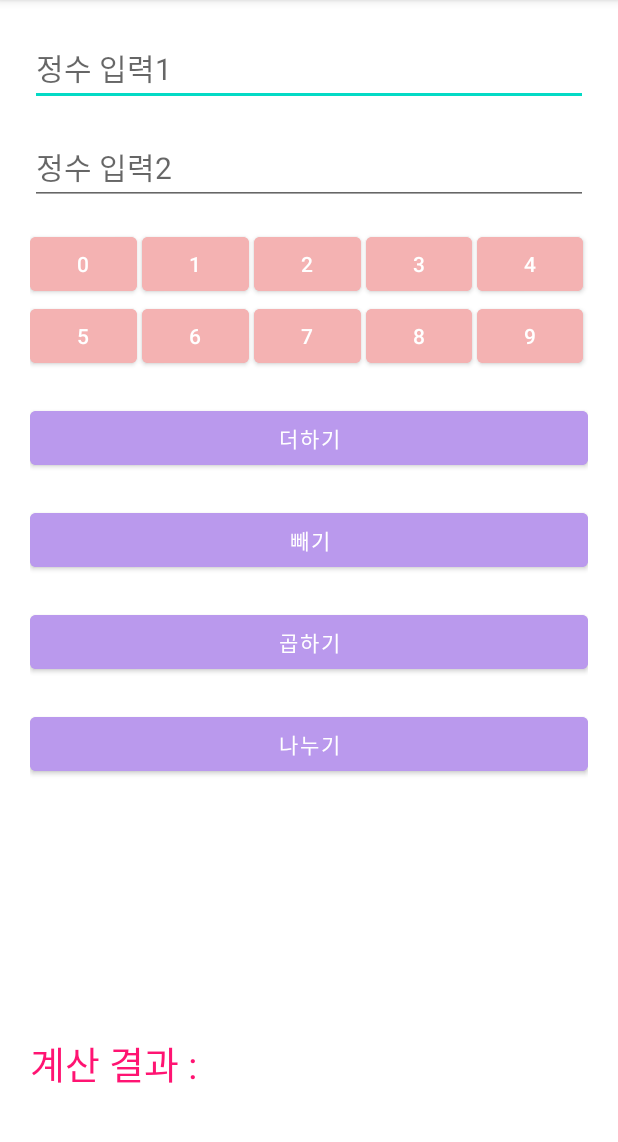
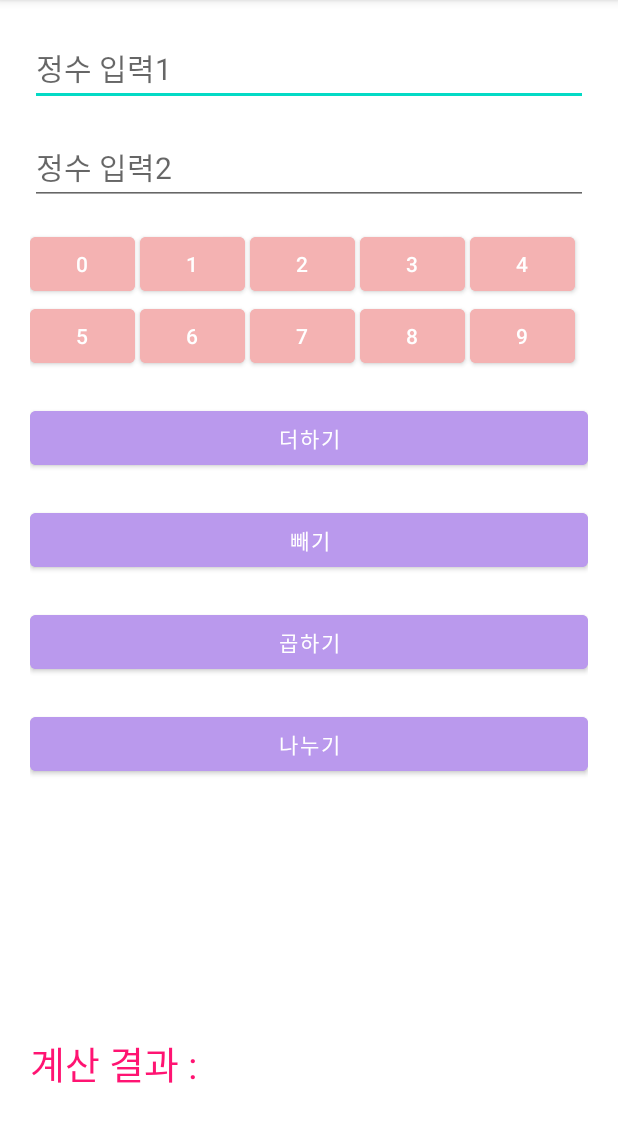
Before and after one commit to ggulbbang24/AndroidProject_0506_2, an Android app: the screen it shows after launch (MainActivity), on a phone screen of 412 x 824 dp, the part 84-1226 px from its top. Run offline under Robolectric (Android 15) with nearby library versions, the phone set to English and light mode, and no system bars.

Commit message:
테이블 레이아웃을 그리드 레이아웃으로 변경 (activity_main2.xml)

```diff
--- a/app/src/main/java/kr/ac/yeonsung3b/androidproject_0506_2/MainActivity.java
+++ b/app/src/main/java/kr/ac/yeonsung3b/androidproject_0506_2/MainActivity.java
@@ -19,7 +19,7 @@ public class MainActivity extends AppCompatActivity {
     @Override
     protected void onCreate(Bundle savedInstanceState) {
         super.onCreate(savedInstanceState);
-        setContentView(R.layout.activity_main);
+        setContentView(R.layout.activity_main2);
 
         edit1 = findViewById(R.id.edit1);
         edit2 = findViewById(R.id.edit2);
--- /dev/null
+++ b/app/src/main/res/layout/activity_main2.xml
@@ -0,0 +1,161 @@
+<?xml version="1.0" encoding="utf-8"?>
+<LinearLayout xmlns:android="http://schemas.android.com/apk/res/android"
+    xmlns:app="http://schemas.android.com/apk/res-auto"
+    xmlns:tools="http://schemas.android.com/tools"
+    android:layout_width="match_parent"
+    android:layout_height="match_parent"
+    android:orientation="vertical"
+    tools:context=".MainActivity"
+    android:padding="20dp">
+
+    <EditText
+        android:id="@+id/edit1"
+        android:layout_width="match_parent"
+        android:layout_height="wrap_content"
+        android:hint="정수 입력1"
+        android:textSize="20sp"
+        android:layout_marginBottom="15dp"
+        />
+
+    <EditText
+        android:id="@+id/edit2"
+        android:layout_width="match_parent"
+        android:layout_height="wrap_content"
+        android:hint="정수 입력2"
+        android:textSize="20sp"
+        android:layout_marginBottom="15dp"
+        />
+
+    <GridLayout
+        android:rowCount="2"
+        android:columnCount="5"
+        android:layout_width="match_parent"
+        android:layout_height="wrap_content">
+
+            <Button
+                android:id="@+id/btn0"
+                android:layout_width="70dp"
+                android:layout_height="wrap_content"
+                android:backgroundTint="#F4B2B2"
+                android:layout_marginRight="3dp"
+                android:text="0" />
+            <Button
+                android:id="@+id/btn1"
+                android:layout_width="70dp"
+                android:layout_height="wrap_content"
+                android:backgroundTint="#F4B2B2"
+                android:layout_marginRight="3dp"
+                android:text="1" />
+            <Button
+                android:id="@+id/btn2"
+                android:layout_width="70dp"
+                android:layout_height="wrap_content"
+                android:backgroundTint="#F4B2B2"
+                android:layout_marginRight="3dp"
+                android:text="2" />
+            <Button
+                android:id="@+id/btn3"
+                android:layout_width="70dp"
+                android:layout_height="wrap_content"
+                android:backgroundTint="#F4B2B2"
+                android:layout_marginRight="3dp"
+                android:text="3" />
+            <Button
+                android:id="@+id/btn4"
+                android:layout_width="70dp"
+                android:layout_height="wrap_content"
+                android:backgroundTint="#F4B2B2"
+                android:layout_marginRight="3dp"
+                android:text="4" />
+
+            <Button
+                android:id="@+id/btn5"
+                android:layout_width="70dp"
+                android:layout_height="wrap_content"
+                android:layout_weight="1"
+                android:backgroundTint="#F4B2B2"
+                android:layout_marginRight="3dp"
+                android:text="5" />
+
+            <Button
+                android:id="@+id/btn6"
+                android:layout_width="70dp"
+                android:layout_height="wrap_content"
+                android:backgroundTint="#F4B2B2"
+                android:layout_marginRight="3dp"
+                android:text="6" />
+
+            <Button
+                android:id="@+id/btn7"
+                android:layout_width="70dp"
+                android:layout_height="wrap_content"
+                android:backgroundTint="#F4B2B2"
+                android:layout_marginRight="3dp"
+                android:text="7" />
+
+            <Button
+                android:id="@+id/btn8"
+                android:layout_width="70dp"
+                android:layout_height="wrap_content"
+                android:backgroundTint="#F4B2B2"
+                android:layout_marginRight="3dp"
+                android:text="8" />
+
+            <Button
+                android:id="@+id/btn9"
+                android:layout_width="70dp"
+                android:layout_height="wrap_content"
+                android:backgroundTint="#F4B2B2"
+                android:layout_marginRight="3dp"
+                android:text="9" />
+
+    </GridLayout>
+
+        <Button
+            android:id="@+id/btn_plus"
+            android:layout_width="match_parent"
+            android:layout_height="wrap_content"
+            android:layout_marginTop="20dp"
+            android:backgroundTint="#BA99ED"
+            android:text="더하기"
+            />
+
+        <Button
+            android:id="@+id/btn_minus"
+            android:layout_width="match_parent"
+            android:layout_height="wrap_content"
+            android:layout_marginTop="20dp"
+            android:backgroundTint="#BA99ED"
+            android:text="빼기"
+            />
+
+        <Button
+            android:id="@+id/btn_multi"
+            android:layout_width="match_parent"
+            android:layout_height="wrap_content"
+            android:layout_marginTop="20dp"
+            android:backgroundTint="#BA99ED"
+            android:text="곱하기"
+            />
+
+        <Button
+            android:id="@+id/btn_divide"
+            android:layout_width="match_parent"
+            android:layout_height="wrap_content"
+            android:layout_marginTop="20dp"
+            android:backgroundTint="#BA99ED"
+            android:text="나누기"
+            />
+
+    <TextView
+        android:id="@+id/text_result"
+        android:layout_width="match_parent"
+        android:layout_height="match_parent"
+        android:gravity="bottom"
+        android:layout_marginBottom="20dp"
+        android:textSize="25sp"
+        android:textColor="#FF1472"
+        android:text="계산 결과 : "
+        />
+
+</LinearLayout>
```
